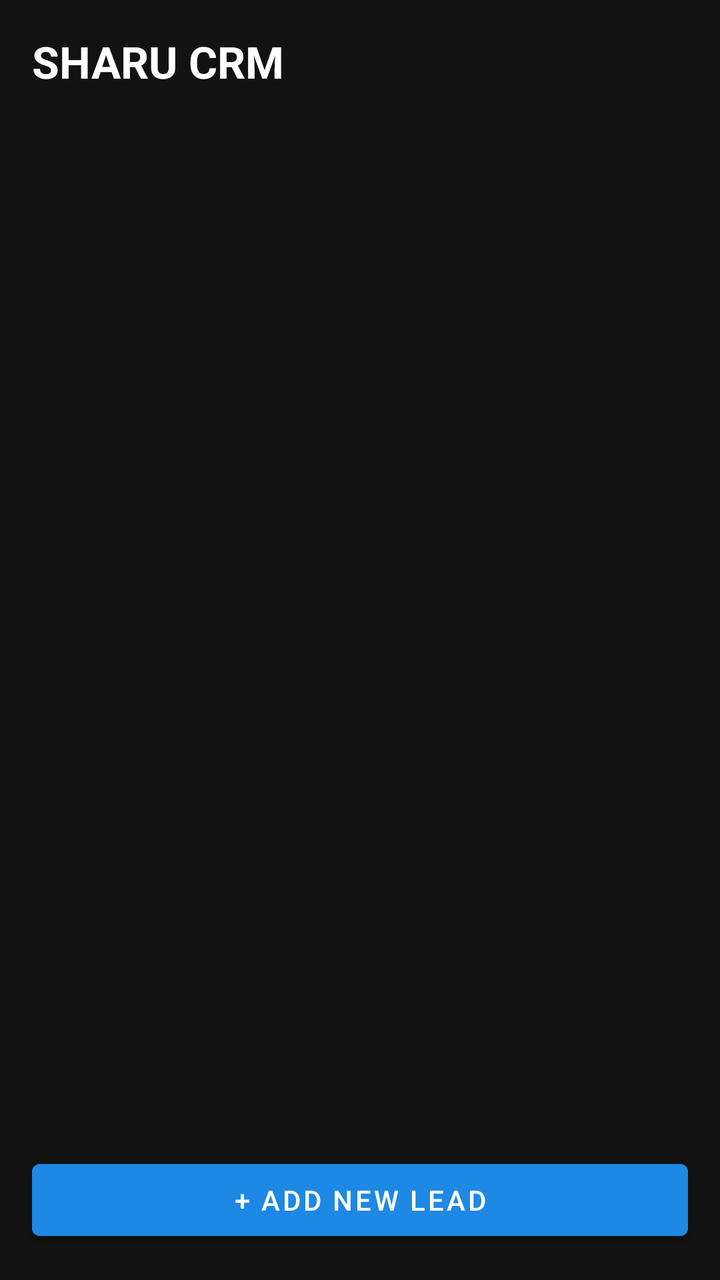
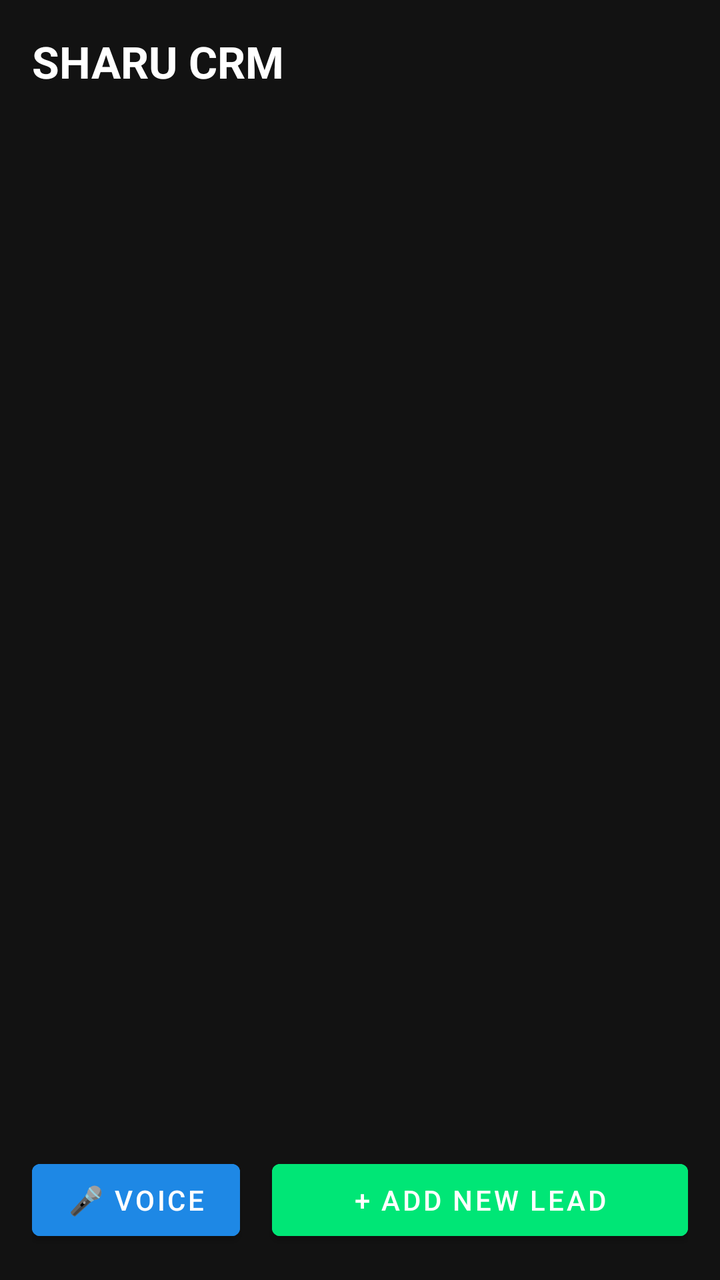

Compare the two renders of this Android layout. The source of the first and the diff that turns it into the second are given below.
<!-- AndroidManifest.xml: application theme Theme.SharuCRM -->
<!-- res/layout/activity_main.xml -->
<?xml version="1.0" encoding="utf-8"?>
<LinearLayout xmlns:android="http://schemas.android.com/apk/res/android" android:layout_width="match_parent" android:layout_height="match_parent" android:orientation="vertical" android:background="@color/bg_dark"><TextView android:layout_width="match_parent" android:layout_height="wrap_content" android:text="SHARU CRM" android:textColor="@color/text_primary" android:textSize="22sp" android:textStyle="bold" android:padding="16dp"/><androidx.recyclerview.widget.RecyclerView android:id="@+id/rvLeads" android:layout_width="match_parent" android:layout_height="0dp" android:layout_weight="1"/><Button android:id="@+id/btnAddLead" android:layout_width="match_parent" android:layout_height="wrap_content" android:layout_margin="16dp" android:backgroundTint="@color/colorPrimary" android:text="+ Add New Lead" android:textColor="@color/text_primary"/></LinearLayout>
<!-- resources referenced by this layout -->
<resources>
  <color name="bg_dark">#121212</color>
  <color name="colorPrimary">#1E88E5</color>
  <color name="text_primary">#FFFFFF</color>
  <style name="Theme.SharuCRM" parent="Theme.MaterialComponents.DayNight.NoActionBar"><item name="colorPrimary">#1E88E5</item><item name="colorPrimaryDark">#1565C0</item><item name="colorAccent">#00E676</item><item name="android:windowBackground">@color/bg_dark</item></style>
</resources>

<!-- the commit's change to res/layout/activity_main.xml (unified diff, before → after) -->
@@ -1,2 +1,50 @@
 <?xml version="1.0" encoding="utf-8"?>
-<LinearLayout xmlns:android="http://schemas.android.com/apk/res/android" android:layout_width="match_parent" android:layout_height="match_parent" android:orientation="vertical" android:background="@color/bg_dark"><TextView android:layout_width="match_parent" android:layout_height="wrap_content" android:text="SHARU CRM" android:textColor="@color/text_primary" android:textSize="22sp" android:textStyle="bold" android:padding="16dp"/><androidx.recyclerview.widget.RecyclerView android:id="@+id/rvLeads" android:layout_width="match_parent" android:layout_height="0dp" android:layout_weight="1"/><Button android:id="@+id/btnAddLead" android:layout_width="match_parent" android:layout_height="wrap_content" android:layout_margin="16dp" android:backgroundTint="@color/colorPrimary" android:text="+ Add New Lead" android:textColor="@color/text_primary"/></LinearLayout>
+<LinearLayout xmlns:android="http://schemas.android.com/apk/res/android"
+    android:layout_width="match_parent"
+    android:layout_height="match_parent"
+    android:orientation="vertical"
+    android:background="@color/bg_dark">
+
+    <TextView
+        android:layout_width="match_parent"
+        android:layout_height="wrap_content"
+        android:text="SHARU CRM"
+        android:textColor="@color/text_primary"
+        android:textSize="22sp"
+        android:textStyle="bold"
+        android:padding="16dp"/>
+
+    <androidx.recyclerview.widget.RecyclerView
+        android:id="@+id/rvLeads"
+        android:layout_width="match_parent"
+        android:layout_height="0dp"
+        android:layout_weight="1"/>
+
+    <LinearLayout
+        android:layout_width="match_parent"
+        android:layout_height="wrap_content"
+        android:orientation="horizontal"
+        android:padding="16dp">
+
+        <Button
+            android:id="@+id/btnVoice"
+            android:layout_width="0dp"
+            android:layout_height="wrap_content"
+            android:layout_weight="1"
+            android:layout_marginEnd="8dp"
+            android:backgroundTint="@color/colorPrimary"
+            android:text="🎤 Voice"
+            android:textColor="@color/text_primary"/>
+
+        <Button
+            android:id="@+id/btnAddLead"
+            android:layout_width="0dp"
+            android:layout_height="wrap_content"
+            android:layout_weight="2"
+            android:layout_marginStart="8dp"
+            android:backgroundTint="@color/colorAccent"
+            android:text="+ Add New Lead"
+            android:textColor="@color/text_primary"/>
+    </LinearLayout>
+
+</LinearLayout>
<!-- resource entries referenced after the edit -->
@@ -1,6 +1,7 @@
 <!-- resources referenced by this layout -->
 <resources>
   <color name="bg_dark">#121212</color>
+  <color name="colorAccent">#00E676</color>
   <color name="colorPrimary">#1E88E5</color>
   <color name="text_primary">#FFFFFF</color>
   <style name="Theme.SharuCRM" parent="Theme.MaterialComponents.DayNight.NoActionBar"><item name="colorPrimary">#1E88E5</item><item name="colorPrimaryDark">#1565C0</item><item name="colorAccent">#00E676</item><item name="android:windowBackground">@color/bg_dark</item></style>
